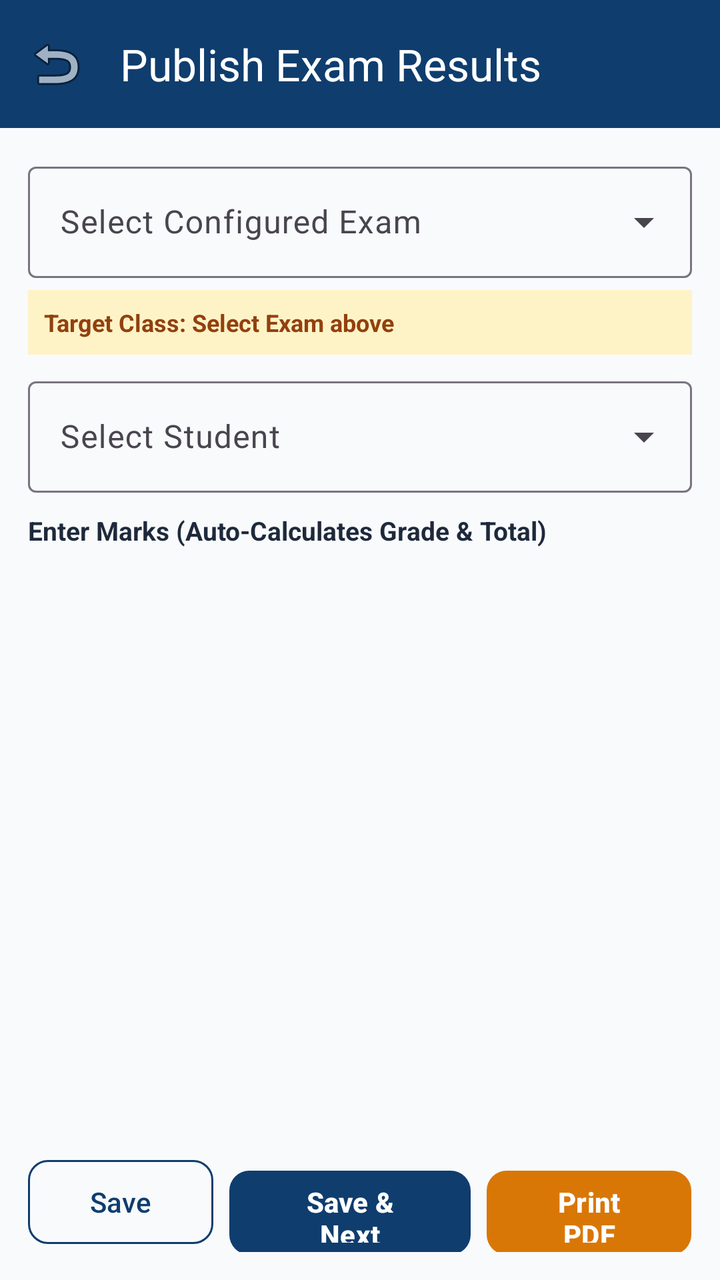
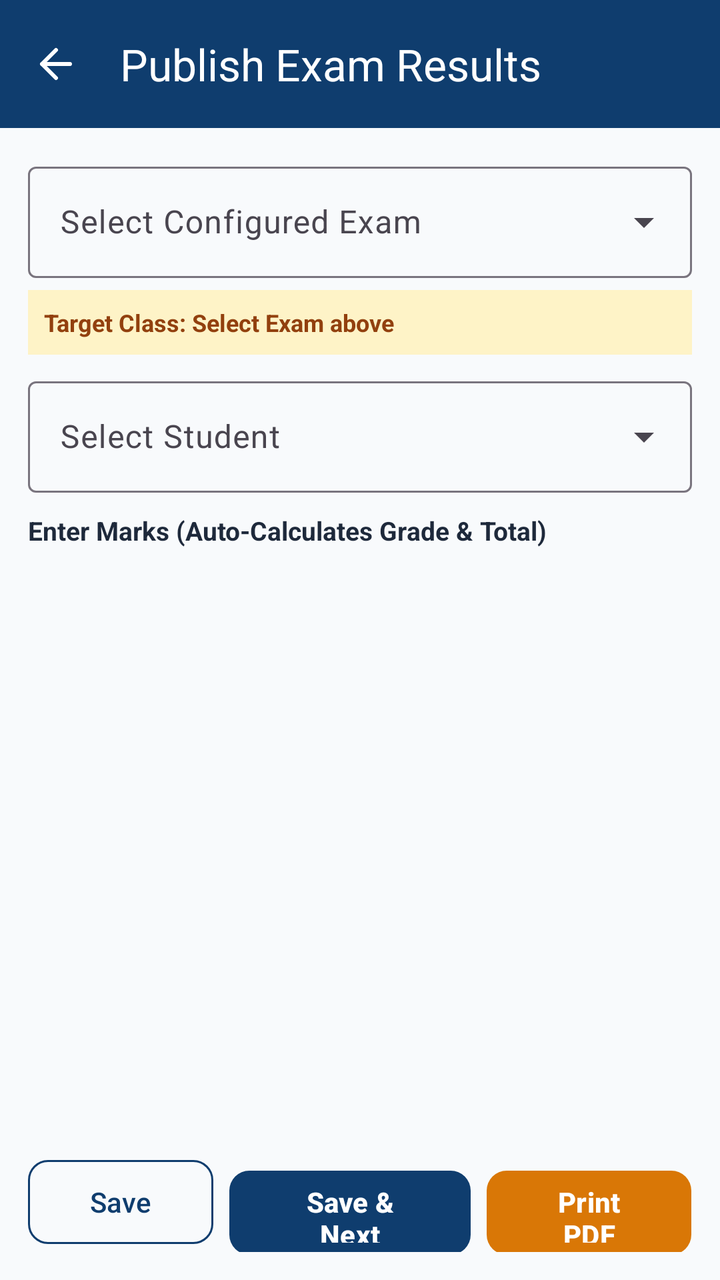

Screens rendered from an Android XML layout before and after an edit, with the pre-edit source and the edit as a unified diff.
<!-- AndroidManifest.xml: application theme Theme.SchoolManager -->
<!-- res/layout/activity_result_publish.xml -->
<?xml version="1.0" encoding="utf-8"?>
<androidx.coordinatorlayout.widget.CoordinatorLayout
    xmlns:android="http://schemas.android.com/apk/res/android"
    xmlns:app="http://schemas.android.com/apk/res-auto"
    android:layout_width="match_parent"
    android:layout_height="match_parent"
    android:background="#F8FAFC">

    <com.google.android.material.appbar.AppBarLayout
        android:layout_width="match_parent"
        android:layout_height="wrap_content">

        <com.google.android.material.appbar.MaterialToolbar
            android:id="@+id/toolbar"
            android:layout_width="match_parent"
            android:layout_height="?attr/actionBarSize"
            android:background="#0F3D6E"
            app:title="Publish Exam Results"
            app:titleTextColor="@android:color/white"
            app:navigationIcon="@android:drawable/ic_menu_revert" />
    </com.google.android.material.appbar.AppBarLayout>

    <LinearLayout
        android:layout_width="match_parent"
        android:layout_height="match_parent"
        android:orientation="vertical"
        android:padding="14dp"
        app:layout_behavior="@string/appbar_scrolling_view_behavior">

        
        <com.google.android.material.textfield.TextInputLayout
            style="@style/Widget.Material3.TextInputLayout.OutlinedBox.ExposedDropdownMenu"
            android:layout_width="match_parent"
            android:layout_height="wrap_content"
            android:hint="Select Configured Exam">

            <AutoCompleteTextView
                android:id="@+id/actvExamSelect"
                android:layout_width="match_parent"
                android:layout_height="wrap_content"
                android:inputType="none" />
        </com.google.android.material.textfield.TextInputLayout>

        
        <TextView
            android:id="@+id/tvTargetClassBanner"
            android:layout_width="match_parent"
            android:layout_height="wrap_content"
            android:layout_marginTop="6dp"
            android:background="#FEF3C7"
            android:padding="8dp"
            android:text="Target Class: Select Exam above"
            android:textColor="#92400E"
            android:textSize="12sp"
            android:textStyle="bold" />

        
        <com.google.android.material.textfield.TextInputLayout
            style="@style/Widget.Material3.TextInputLayout.OutlinedBox.ExposedDropdownMenu"
            android:layout_width="match_parent"
            android:layout_height="wrap_content"
            android:layout_marginTop="8dp"
            android:hint="Select Student">

            <AutoCompleteTextView
                android:id="@+id/actvStudentSelect"
                android:layout_width="match_parent"
                android:layout_height="wrap_content"
                android:inputType="none" />
        </com.google.android.material.textfield.TextInputLayout>

        <TextView
            android:layout_width="wrap_content"
            android:layout_height="wrap_content"
            android:layout_marginTop="10dp"
            android:layout_marginBottom="4dp"
            android:text="Enter Marks (Auto-Calculates Grade &amp; Total)"
            android:textColor="#1E293B"
            android:textSize="13sp"
            android:textStyle="bold" />

        
        <androidx.recyclerview.widget.RecyclerView
            android:id="@+id/rvStudentMarks"
            android:layout_width="match_parent"
            android:layout_height="0dp"
            android:layout_weight="1" />

        
        <LinearLayout
            android:layout_width="match_parent"
            android:layout_height="wrap_content"
            android:layout_marginTop="8dp"
            android:orientation="horizontal">

            <com.google.android.material.button.MaterialButton
                android:id="@+id/btnSaveMarks"
                style="@style/Widget.Material3.Button.OutlinedButton"
                android:layout_width="0dp"
                android:layout_height="50dp"
                android:layout_weight="1"
                android:layout_marginEnd="4dp"
                android:text="Save"
                android:textColor="#0F3D6E"
                app:cornerRadius="10dp"
                app:strokeColor="#0F3D6E" />

            <com.google.android.material.button.MaterialButton
                android:id="@+id/btnSaveAndNext"
                android:layout_width="0dp"
                android:layout_height="50dp"
                android:layout_weight="1.3"
                android:layout_marginHorizontal="4dp"
                android:text="Save &amp; Next"
                android:textStyle="bold"
                app:backgroundTint="#0F3D6E"
                app:cornerRadius="10dp" />

            <com.google.android.material.button.MaterialButton
                android:id="@+id/btnGeneratePdf"
                android:layout_width="0dp"
                android:layout_height="50dp"
                android:layout_weight="1.1"
                android:layout_marginStart="4dp"
                android:text="Print PDF"
                android:textStyle="bold"
                app:backgroundTint="#D97706"
                app:cornerRadius="10dp" />
        </LinearLayout>

    </LinearLayout>
</androidx.coordinatorlayout.widget.CoordinatorLayout>
<!-- resources referenced by this layout -->
<resources>
  <style name="Theme.SchoolManager" parent="Theme.Material3.DayNight.NoActionBar">
          <item name="colorPrimary">#0F3D6E</item>
          <item name="colorOnPrimary">#FFFFFF</item>
          <item name="colorSecondary">#D97706</item>
          
          <item name="colorSecondaryContainer">#FEF3C7</item>
          <item name="colorOnSecondaryContainer">#0F3D6E</item>
          <item name="android:statusBarColor">#0F3D6E</item>
          <item name="android:windowLightStatusBar">false</item>
      </style>
</resources>

<!-- the commit's change to res/layout/activity_result_publish.xml (unified diff, before → after) -->
@@ -17,7 +17,7 @@
             android:background="#0F3D6E"
             app:title="Publish Exam Results"
             app:titleTextColor="@android:color/white"
-            app:navigationIcon="@android:drawable/ic_menu_revert" />
+            app:navigationIcon="@drawable/ic_arrow_back_modern" />
     </com.google.android.material.appbar.AppBarLayout>
 
     <LinearLayout
<!-- resource entries referenced after the edit -->
@@ -1,5 +1,7 @@
 <!-- resources referenced by this layout -->
 <resources>
+  <!-- drawable ic_arrow_back_modern (drawable) -->
+  <vector xmlns:android="http://schemas.android.com/apk/res/android" android:width="24dp" android:height="24dp" android:viewportWidth="24" android:viewportHeight="24"><path android:fillColor="@android:color/transparent" android:strokeColor="#FFFFFF" android:strokeWidth="2" android:strokeLineCap="round" android:strokeLineJoin="round" android:pathData="M19 12H5m0 0 7-7m-7 7 7 7"/></vector>
   <style name="Theme.SchoolManager" parent="Theme.Material3.DayNight.NoActionBar">
           <item name="colorPrimary">#0F3D6E</item>
           <item name="colorOnPrimary">#FFFFFF</item>
